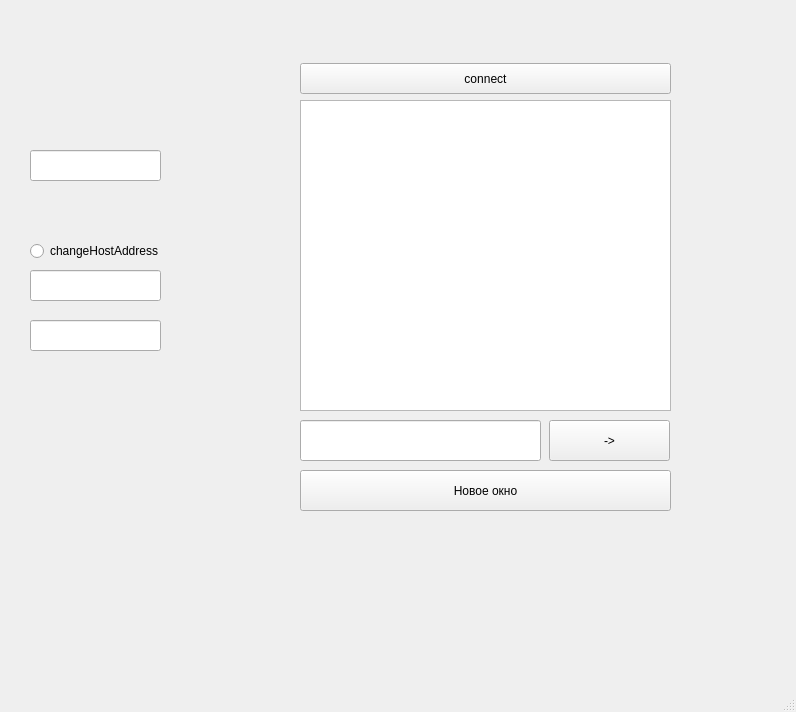
Above: my_client/mainwindow.ui from xzbey/TcpChat before the change. Below: the same form after it.
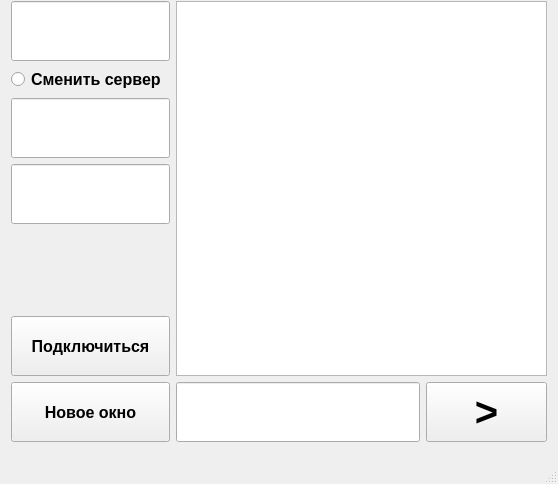
That is the form after the change.

Commit message: small fix and redesign client ui

```diff
--- a/my_client/mainwindow.ui
+++ b/my_client/mainwindow.ui
@@ -6,120 +6,221 @@
    <rect>
     <x>0</x>
     <y>0</y>
-    <width>796</width>
-    <height>712</height>
+    <width>558</width>
+    <height>484</height>
    </rect>
   </property>
+  <property name="minimumSize">
+   <size>
+    <width>0</width>
+    <height>0</height>
+   </size>
+  </property>
   <property name="windowTitle">
    <string>MainWindow</string>
   </property>
   <widget class="QWidget" name="centralwidget">
-   <widget class="QLineEdit" name="message">
+   <widget class="QWidget" name="">
     <property name="geometry">
      <rect>
-      <x>300</x>
-      <y>420</y>
-      <width>241</width>
-      <height>41</height>
+      <x>11</x>
+      <y>1</y>
+      <width>536</width>
+      <height>441</height>
      </rect>
     </property>
-   </widget>
-   <widget class="QPushButton" name="btn_send">
-    <property name="geometry">
-     <rect>
-      <x>549</x>
-      <y>420</y>
-      <width>121</width>
-      <height>41</height>
-     </rect>
-    </property>
-    <property name="text">
-     <string>-&gt;</string>
-    </property>
-   </widget>
-   <widget class="QTextBrowser" name="chat">
-    <property name="geometry">
-     <rect>
-      <x>300</x>
-      <y>100</y>
-      <width>371</width>
-      <height>311</height>
-     </rect>
-    </property>
-    <property name="font">
-     <font>
-      <pointsize>12</pointsize>
-     </font>
-    </property>
-   </widget>
-   <widget class="QPushButton" name="btn_connect">
-    <property name="geometry">
-     <rect>
-      <x>300</x>
-      <y>63</y>
-      <width>371</width>
-      <height>31</height>
-     </rect>
-    </property>
-    <property name="text">
-     <string>connect</string>
-    </property>
-   </widget>
-   <widget class="QPushButton" name="newProcess">
-    <property name="geometry">
-     <rect>
-      <x>300</x>
-      <y>470</y>
-      <width>371</width>
-      <height>41</height>
-     </rect>
-    </property>
-    <property name="text">
-     <string>Новое окно</string>
-    </property>
-   </widget>
-   <widget class="QLineEdit" name="name">
-    <property name="geometry">
-     <rect>
-      <x>30</x>
-      <y>150</y>
-      <width>131</width>
-      <height>31</height>
-     </rect>
-    </property>
-   </widget>
-   <widget class="QRadioButton" name="changeHostAddress">
-    <property name="geometry">
-     <rect>
-      <x>30</x>
-      <y>240</y>
-      <width>131</width>
-      <height>22</height>
-     </rect>
-    </property>
-    <property name="text">
-     <string>changeHostAddress</string>
-    </property>
-   </widget>
-   <widget class="QLineEdit" name="ip">
-    <property name="geometry">
-     <rect>
-      <x>30</x>
-      <y>270</y>
-      <width>131</width>
-      <height>31</height>
-     </rect>
-    </property>
-   </widget>
-   <widget class="QLineEdit" name="port">
-    <property name="geometry">
-     <rect>
-      <x>30</x>
-      <y>320</y>
-      <width>131</width>
-      <height>31</height>
-     </rect>
-    </property>
+    <layout class="QGridLayout" name="gridLayout">
+     <item row="0" column="0" rowspan="2">
+      <layout class="QVBoxLayout" name="verticalLayout_3">
+       <item>
+        <widget class="QLineEdit" name="name">
+         <property name="minimumSize">
+          <size>
+           <width>151</width>
+           <height>60</height>
+          </size>
+         </property>
+         <property name="font">
+          <font>
+           <pointsize>12</pointsize>
+          </font>
+         </property>
+        </widget>
+       </item>
+       <item>
+        <layout class="QVBoxLayout" name="verticalLayout_2">
+         <item>
+          <widget class="QRadioButton" name="changeHostAddress">
+           <property name="minimumSize">
+            <size>
+             <width>151</width>
+             <height>22</height>
+            </size>
+           </property>
+           <property name="font">
+            <font>
+             <pointsize>12</pointsize>
+             <bold>true</bold>
+            </font>
+           </property>
+           <property name="text">
+            <string>Сменить сервер</string>
+           </property>
+          </widget>
+         </item>
+         <item>
+          <layout class="QVBoxLayout" name="verticalLayout">
+           <item>
+            <widget class="QLineEdit" name="ip">
+             <property name="minimumSize">
+              <size>
+               <width>151</width>
+               <height>60</height>
+              </size>
+             </property>
+             <property name="font">
+              <font>
+               <pointsize>12</pointsize>
+              </font>
+             </property>
+            </widget>
+           </item>
+           <item>
+            <widget class="QLineEdit" name="port">
+             <property name="minimumSize">
+              <size>
+               <width>151</width>
+               <height>60</height>
+              </size>
+             </property>
+             <property name="font">
+              <font>
+               <pointsize>12</pointsize>
+              </font>
+             </property>
+            </widget>
+           </item>
+           <item>
+            <spacer name="verticalSpacer">
+             <property name="orientation">
+              <enum>Qt::Orientation::Vertical</enum>
+             </property>
+             <property name="sizeHint" stdset="0">
+              <size>
+               <width>20</width>
+               <height>40</height>
+              </size>
+             </property>
+            </spacer>
+           </item>
+           <item>
+            <widget class="QPushButton" name="btn_connect">
+             <property name="minimumSize">
+              <size>
+               <width>151</width>
+               <height>60</height>
+              </size>
+             </property>
+             <property name="font">
+              <font>
+               <pointsize>12</pointsize>
+               <bold>true</bold>
+              </font>
+             </property>
+             <property name="text">
+              <string>Подключиться</string>
+             </property>
+            </widget>
+           </item>
+           <item>
+            <widget class="QPushButton" name="newProcess">
+             <property name="minimumSize">
+              <size>
+               <width>151</width>
+               <height>60</height>
+              </size>
+             </property>
+             <property name="font">
+              <font>
+               <pointsize>12</pointsize>
+               <bold>true</bold>
+              </font>
+             </property>
+             <property name="text">
+              <string>Новое окно</string>
+             </property>
+            </widget>
+           </item>
+          </layout>
+         </item>
+        </layout>
+       </item>
+      </layout>
+     </item>
+     <item row="0" column="1">
+      <widget class="QTextBrowser" name="chat">
+       <property name="minimumSize">
+        <size>
+         <width>371</width>
+         <height>371</height>
+        </size>
+       </property>
+       <property name="font">
+        <font>
+         <pointsize>12</pointsize>
+        </font>
+       </property>
+      </widget>
+     </item>
+     <item row="1" column="1">
+      <layout class="QHBoxLayout" name="horizontalLayout">
+       <item>
+        <widget class="QLineEdit" name="message">
+         <property name="minimumSize">
+          <size>
+           <width>241</width>
+           <height>60</height>
+          </size>
+         </property>
+         <property name="font">
+          <font>
+           <pointsize>12</pointsize>
+          </font>
+         </property>
+        </widget>
+       </item>
+       <item>
+        <widget class="QPushButton" name="btn_send">
+         <property name="enabled">
+          <bool>true</bool>
+         </property>
+         <property name="sizePolicy">
+          <sizepolicy hsizetype="Minimum" vsizetype="Minimum">
+           <horstretch>0</horstretch>
+           <verstretch>0</verstretch>
+          </sizepolicy>
+         </property>
+         <property name="minimumSize">
+          <size>
+           <width>121</width>
+           <height>20</height>
+          </size>
+         </property>
+         <property name="font">
+          <font>
+           <pointsize>30</pointsize>
+           <italic>false</italic>
+           <bold>true</bold>
+          </font>
+         </property>
+         <property name="text">
+          <string>&gt;</string>
+         </property>
+        </widget>
+       </item>
+      </layout>
+     </item>
+    </layout>
    </widget>
   </widget>
   <widget class="QMenuBar" name="menubar">
```
Left out of the diff: 3 changed lines with no effect on the pictures. The commit also changes 2 other files.
